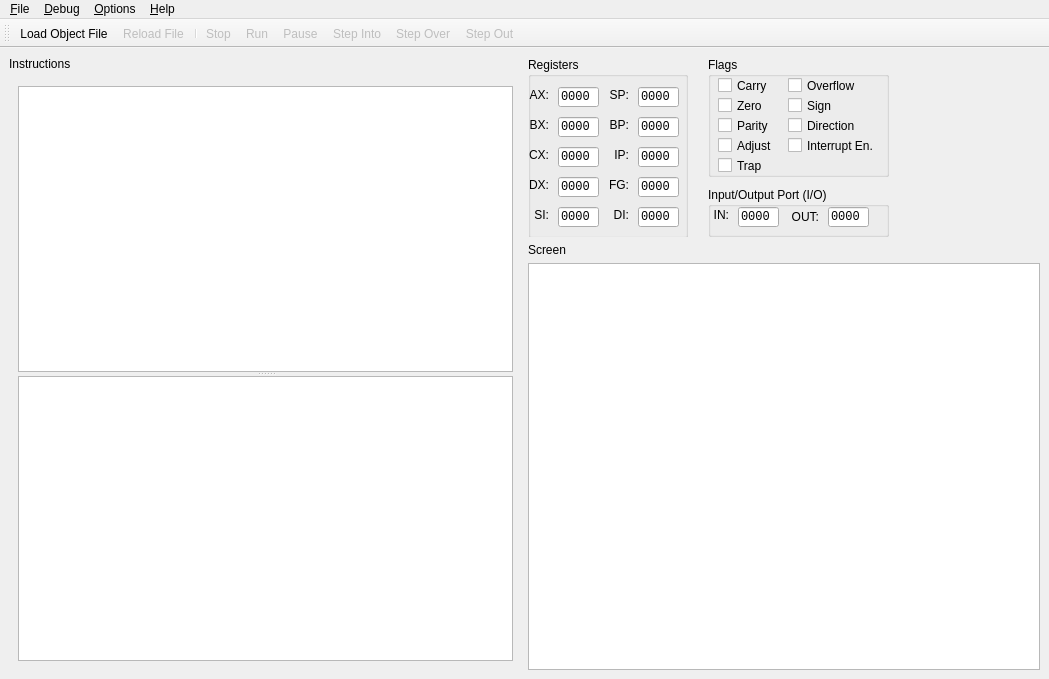
Old version of the form src/MemWnd.ui in the repository rdnelson/Libra.
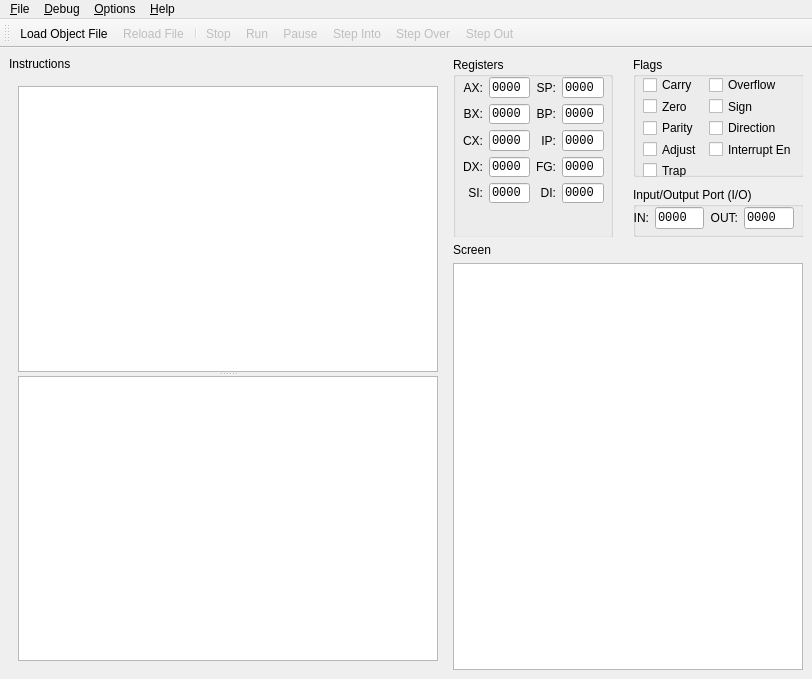
New version of the form. Icons and pictures are not drawn. Custom widgets are drawn as their Qt base class.

Commit message: Put registers and flags into grids to hopefully improve high DPI support

```diff
--- a/src/MemWnd.ui
+++ b/src/MemWnd.ui
@@ -6,7 +6,7 @@
    <rect>
     <x>0</x>
     <y>0</y>
-    <width>1049</width>
+    <width>802</width>
     <height>679</height>
    </rect>
   </property>
@@ -126,7 +126,7 @@
               </property>
               <property name="minimumSize">
                <size>
-                <width>485</width>
+                <width>420</width>
                 <height>0</height>
                </size>
               </property>
@@ -176,7 +176,7 @@
           </property>
           <property name="minimumSize">
            <size>
-            <width>375</width>
+            <width>350</width>
             <height>180</height>
            </size>
           </property>
@@ -213,15 +213,18 @@
            <property name="flat">
             <bool>true</bool>
            </property>
+           <widget class="QWidget" name="">
+            <property name="geometry">
+             <rect>
+              <x>10</x>
+              <y>20</y>
+              <width>141</width>
+              <height>126</height>
+             </rect>
+            </property>
+            <layout class="QGridLayout" name="gridLayout_2">
+             <item row="0" column="0">
            <widget class="QLabel" name="label_2">
-            <property name="geometry">
-             <rect>
-              <x>0</x>
-              <y>30</y>
-              <width>21</width>
-              <height>16</height>
-             </rect>
-            </property>
             <property name="text">
              <string>AX:</string>
             </property>
@@ -229,15 +232,37 @@
              <set>Qt::AlignRight|Qt::AlignTrailing|Qt::AlignVCenter</set>
             </property>
            </widget>
+             </item>
+             <item row="0" column="1">
            <widget class="QLineEdit" name="txtAX">
-            <property name="geometry">
-             <rect>
-              <x>30</x>
-              <y>30</y>
-              <width>41</width>
-              <height>20</height>
-             </rect>
-            </property>
+               <property name="font">
+                <font>
+                 <family>Courier New</family>
+                </font>
+               </property>
+               <property name="focusPolicy">
+                <enum>Qt::ClickFocus</enum>
+               </property>
+               <property name="text">
+                <string>0000</string>
+               </property>
+               <property name="readOnly">
+                <bool>false</bool>
+               </property>
+              </widget>
+             </item>
+             <item row="0" column="2">
+              <widget class="QLabel" name="label_7">
+               <property name="text">
+                <string>SP:</string>
+               </property>
+               <property name="alignment">
+                <set>Qt::AlignRight|Qt::AlignTrailing|Qt::AlignVCenter</set>
+               </property>
+              </widget>
+             </item>
+             <item row="0" column="3">
+              <widget class="QLineEdit" name="txtSP">
             <property name="font">
              <font>
               <family>Courier New</family>
@@ -253,15 +278,9 @@
              <bool>false</bool>
             </property>
            </widget>
+             </item>
+             <item row="1" column="0">
            <widget class="QLabel" name="label_3">
-            <property name="geometry">
-             <rect>
-              <x>0</x>
-              <y>60</y>
-              <width>21</width>
-              <height>16</height>
-             </rect>
-            </property>
             <property name="text">
              <string>BX:</string>
             </property>
@@ -269,15 +288,37 @@
              <set>Qt::AlignRight|Qt::AlignTrailing|Qt::AlignVCenter</set>
             </property>
            </widget>
+             </item>
+             <item row="1" column="1">
            <widget class="QLineEdit" name="txtBX">
-            <property name="geometry">
-             <rect>
-              <x>30</x>
-              <y>60</y>
-              <width>41</width>
-              <height>20</height>
-             </rect>
-            </property>
+               <property name="font">
+                <font>
+                 <family>Courier New</family>
+                </font>
+               </property>
+               <property name="focusPolicy">
+                <enum>Qt::ClickFocus</enum>
+               </property>
+               <property name="text">
+                <string>0000</string>
+               </property>
+               <property name="readOnly">
+                <bool>false</bool>
+               </property>
+              </widget>
+             </item>
+             <item row="1" column="2">
+              <widget class="QLabel" name="label_8">
+               <property name="text">
+                <string>BP:</string>
+               </property>
+               <property name="alignment">
+                <set>Qt::AlignRight|Qt::AlignTrailing|Qt::AlignVCenter</set>
+               </property>
+              </widget>
+             </item>
+             <item row="1" column="3">
+              <widget class="QLineEdit" name="txtBP">
             <property name="font">
              <font>
               <family>Courier New</family>
@@ -293,15 +334,9 @@
              <bool>false</bool>
             </property>
            </widget>
+             </item>
+             <item row="2" column="0">
            <widget class="QLabel" name="label_4">
-            <property name="geometry">
-             <rect>
-              <x>0</x>
-              <y>90</y>
-              <width>21</width>
-              <height>16</height>
-             </rect>
-            </property>
             <property name="text">
              <string>CX:</string>
             </property>
@@ -309,15 +344,37 @@
              <set>Qt::AlignRight|Qt::AlignTrailing|Qt::AlignVCenter</set>
             </property>
            </widget>
+             </item>
+             <item row="2" column="1">
            <widget class="QLineEdit" name="txtCX">
-            <property name="geometry">
-             <rect>
-              <x>30</x>
-              <y>90</y>
-              <width>41</width>
-              <height>20</height>
-             </rect>
-            </property>
+               <property name="font">
+                <font>
+                 <family>Courier New</family>
+                </font>
+               </property>
+               <property name="focusPolicy">
+                <enum>Qt::ClickFocus</enum>
+               </property>
+               <property name="text">
+                <string>0000</string>
+               </property>
+               <property name="readOnly">
+                <bool>false</bool>
+               </property>
+              </widget>
+             </item>
+             <item row="2" column="2">
+              <widget class="QLabel" name="label_9">
+               <property name="text">
+                <string>IP:</string>
+               </property>
+               <property name="alignment">
+                <set>Qt::AlignRight|Qt::AlignTrailing|Qt::AlignVCenter</set>
+               </property>
+              </widget>
+             </item>
+             <item row="2" column="3">
+              <widget class="QLineEdit" name="txtIP">
             <property name="font">
              <font>
               <family>Courier New</family>
@@ -333,15 +390,9 @@
              <bool>false</bool>
             </property>
            </widget>
+             </item>
+             <item row="3" column="0">
            <widget class="QLabel" name="label_5">
-            <property name="geometry">
-             <rect>
-              <x>0</x>
-              <y>120</y>
-              <width>21</width>
-              <height>16</height>
-             </rect>
-            </property>
             <property name="text">
              <string>DX:</string>
             </property>
@@ -349,15 +400,37 @@
              <set>Qt::AlignRight|Qt::AlignTrailing|Qt::AlignVCenter</set>
             </property>
            </widget>
+             </item>
+             <item row="3" column="1">
            <widget class="QLineEdit" name="txtDX">
-            <property name="geometry">
-             <rect>
-              <x>30</x>
-              <y>120</y>
-              <width>41</width>
-              <height>20</height>
-             </rect>
-            </property>
+               <property name="font">
+                <font>
+                 <family>Courier New</family>
+                </font>
+               </property>
+               <property name="focusPolicy">
+                <enum>Qt::ClickFocus</enum>
+               </property>
+               <property name="text">
+                <string>0000</string>
+               </property>
+               <property name="readOnly">
+                <bool>false</bool>
+               </property>
+              </widget>
+             </item>
+             <item row="3" column="2">
+              <widget class="QLabel" name="label_10">
+               <property name="text">
+                <string>FG:</string>
+               </property>
+               <property name="alignment">
+                <set>Qt::AlignRight|Qt::AlignTrailing|Qt::AlignVCenter</set>
+               </property>
+              </widget>
+             </item>
+             <item row="3" column="3">
+              <widget class="QLineEdit" name="txtFLAGS">
             <property name="font">
              <font>
               <family>Courier New</family>
@@ -373,15 +446,9 @@
              <bool>false</bool>
             </property>
            </widget>
+             </item>
+             <item row="4" column="0">
            <widget class="QLabel" name="label_6">
-            <property name="geometry">
-             <rect>
-              <x>0</x>
-              <y>150</y>
-              <width>21</width>
-              <height>16</height>
-             </rect>
-            </property>
             <property name="text">
              <string>SI:</string>
             </property>
@@ -389,15 +456,9 @@
              <set>Qt::AlignRight|Qt::AlignTrailing|Qt::AlignVCenter</set>
             </property>
            </widget>
+             </item>
+             <item row="4" column="1">
            <widget class="QLineEdit" name="txtSI">
-            <property name="geometry">
-             <rect>
-              <x>30</x>
-              <y>150</y>
-              <width>41</width>
-              <height>20</height>
-             </rect>
-            </property>
             <property name="font">
              <font>
               <family>Courier New</family>
@@ -413,199 +474,9 @@
              <bool>false</bool>
             </property>
            </widget>
-           <widget class="QLabel" name="label_7">
-            <property name="geometry">
-             <rect>
-              <x>80</x>
-              <y>30</y>
-              <width>21</width>
-              <height>16</height>
-             </rect>
-            </property>
-            <property name="text">
-             <string>SP:</string>
-            </property>
-            <property name="alignment">
-             <set>Qt::AlignRight|Qt::AlignTrailing|Qt::AlignVCenter</set>
-            </property>
-           </widget>
-           <widget class="QLineEdit" name="txtSP">
-            <property name="geometry">
-             <rect>
-              <x>110</x>
-              <y>30</y>
-              <width>41</width>
-              <height>20</height>
-             </rect>
-            </property>
-            <property name="font">
-             <font>
-              <family>Courier New</family>
-             </font>
-            </property>
-            <property name="focusPolicy">
-             <enum>Qt::ClickFocus</enum>
-            </property>
-            <property name="text">
-             <string>0000</string>
-            </property>
-            <property name="readOnly">
-             <bool>false</bool>
-            </property>
-           </widget>
-           <widget class="QLabel" name="label_8">
-            <property name="geometry">
-             <rect>
-              <x>80</x>
-              <y>60</y>
-              <width>21</width>
-              <height>16</height>
-             </rect>
-            </property>
-            <property name="text">
-             <string>BP:</string>
-            </property>
-            <property name="alignment">
-             <set>Qt::AlignRight|Qt::AlignTrailing|Qt::AlignVCenter</set>
-            </property>
-           </widget>
-           <widget class="QLineEdit" name="txtBP">
-            <property name="geometry">
-             <rect>
-              <x>110</x>
-              <y>60</y>
-              <width>41</width>
-              <height>20</height>
-             </rect>
-            </property>
-            <property name="font">
-             <font>
-              <family>Courier New</family>
-             </font>
-            </property>
-            <property name="focusPolicy">
-             <enum>Qt::ClickFocus</enum>
-            </property>
-            <property name="text">
-             <string>0000</string>
-            </property>
-            <property name="readOnly">
-             <bool>false</bool>
-            </property>
-           </widget>
-           <widget class="QLabel" name="label_9">
-            <property name="geometry">
-             <rect>
-              <x>80</x>
-              <y>90</y>
-              <width>21</width>
-              <height>16</height>
-             </rect>
-            </property>
-            <property name="text">
-             <string>IP:</string>
-            </property>
-            <property name="alignment">
-             <set>Qt::AlignRight|Qt::AlignTrailing|Qt::AlignVCenter</set>
-            </property>
-           </widget>
-           <widget class="QLineEdit" name="txtIP">
-            <property name="geometry">
-             <rect>
-              <x>110</x>
-              <y>90</y>
-              <width>41</width>
-              <height>20</height>
-             </rect>
-            </property>
-            <property name="font">
-             <font>
-              <family>Courier New</family>
-             </font>
-            </property>
-            <property name="focusPolicy">
-             <enum>Qt::ClickFocus</enum>
-            </property>
-            <property name="text">
-             <string>0000</string>
-            </property>
-            <property name="readOnly">
-             <bool>false</bool>
-            </property>
-           </widget>
-           <widget class="QLineEdit" name="txtFLAGS">
-            <property name="geometry">
-             <rect>
-              <x>110</x>
-              <y>120</y>
-              <width>41</width>
-              <height>20</height>
-             </rect>
-            </property>
-            <property name="font">
-             <font>
-              <family>Courier New</family>
-             </font>
-            </property>
-            <property name="focusPolicy">
-             <enum>Qt::ClickFocus</enum>
-            </property>
-            <property name="text">
-             <string>0000</string>
-            </property>
-            <property name="readOnly">
-             <bool>false</bool>
-            </property>
-           </widget>
-           <widget class="QLabel" name="label_10">
-            <property name="geometry">
-             <rect>
-              <x>80</x>
-              <y>120</y>
-              <width>21</width>
-              <height>16</height>
-             </rect>
-            </property>
-            <property name="text">
-             <string>FG:</string>
-            </property>
-            <property name="alignment">
-             <set>Qt::AlignRight|Qt::AlignTrailing|Qt::AlignVCenter</set>
-            </property>
-           </widget>
-           <widget class="QLineEdit" name="txtDI">
-            <property name="geometry">
-             <rect>
-              <x>110</x>
-              <y>150</y>
-              <width>41</width>
-              <height>20</height>
-             </rect>
-            </property>
-            <property name="font">
-             <font>
-              <family>Courier New</family>
-             </font>
-            </property>
-            <property name="focusPolicy">
-             <enum>Qt::ClickFocus</enum>
-            </property>
-            <property name="text">
-             <string>0000</string>
-            </property>
-            <property name="readOnly">
-             <bool>false</bool>
-            </property>
-           </widget>
+             </item>
+             <item row="4" column="2">
            <widget class="QLabel" name="label_11">
-            <property name="geometry">
-             <rect>
-              <x>80</x>
-              <y>150</y>
-              <width>21</width>
-              <height>16</height>
-             </rect>
-            </property>
             <property name="text">
              <string>DI:</string>
             </property>
@@ -613,13 +484,34 @@
              <set>Qt::AlignRight|Qt::AlignTrailing|Qt::AlignVCenter</set>
             </property>
            </widget>
+             </item>
+             <item row="4" column="3">
+              <widget class="QLineEdit" name="txtDI">
+               <property name="font">
+                <font>
+                 <family>Courier New</family>
+                </font>
+               </property>
+               <property name="focusPolicy">
+                <enum>Qt::ClickFocus</enum>
+               </property>
+               <property name="text">
+                <string>0000</string>
+               </property>
+               <property name="readOnly">
+                <bool>false</bool>
+               </property>
+              </widget>
+             </item>
+            </layout>
+           </widget>
           </widget>
           <widget class="QGroupBox" name="groupBox">
            <property name="geometry">
             <rect>
              <x>180</x>
              <y>130</y>
-             <width>181</width>
+             <width>171</width>
              <height>50</height>
             </rect>
            </property>
@@ -641,31 +533,18 @@
            <property name="flat">
             <bool>true</bool>
            </property>
-           <widget class="QLabel" name="label_13">
+           <widget class="QWidget" name="">
             <property name="geometry">
              <rect>
-              <x>80</x>
+              <x>0</x>
               <y>20</y>
-              <width>31</width>
-              <height>20</height>
+              <width>161</width>
+              <height>22</height>
              </rect>
             </property>
-            <property name="text">
-             <string>OUT:</string>
-            </property>
-            <property name="alignment">
-             <set>Qt::AlignRight|Qt::AlignTrailing|Qt::AlignVCenter</set>
-            </property>
-           </widget>
+            <layout class="QGridLayout" name="gridLayout_4">
+             <item row="0" column="0">
            <widget class="QLabel" name="label_12">
-            <property name="geometry">
-             <rect>
-              <x>0</x>
-              <y>20</y>
-              <width>21</width>
-              <height>16</height>
-             </rect>
-            </property>
             <property name="text">
              <string>IN:</string>
             </property>
@@ -673,15 +552,9 @@
              <set>Qt::AlignRight|Qt::AlignTrailing|Qt::AlignVCenter</set>
             </property>
            </widget>
+             </item>
+             <item row="0" column="1">
            <widget class="QLineEdit" name="txtIN">
-            <property name="geometry">
-             <rect>
-              <x>30</x>
-              <y>20</y>
-              <width>41</width>
-              <height>20</height>
-             </rect>
-            </property>
             <property name="font">
              <font>
               <family>Courier New</family>
@@ -697,15 +570,19 @@
              <bool>false</bool>
             </property>
            </widget>
+             </item>
+             <item row="0" column="2">
+              <widget class="QLabel" name="label_13">
+               <property name="text">
+                <string>OUT:</string>
+               </property>
+               <property name="alignment">
+                <set>Qt::AlignRight|Qt::AlignTrailing|Qt::AlignVCenter</set>
+               </property>
+              </widget>
+             </item>
+             <item row="0" column="3">
            <widget class="QLineEdit" name="txtOUT">
-            <property name="geometry">
-             <rect>
-              <x>120</x>
-              <y>20</y>
-              <width>41</width>
-              <height>20</height>
-             </rect>
-            </property>
             <property name="font">
              <font>
               <family>Courier New</family>
@@ -720,6 +597,9 @@
             <property name="readOnly">
              <bool>false</bool>
             </property>
+              </widget>
+             </item>
+            </layout>
            </widget>
           </widget>
           <widget class="QGroupBox" name="grpFlags">
@@ -727,7 +607,7 @@
             <rect>
              <x>180</x>
              <y>0</y>
-             <width>181</width>
+             <width>171</width>
              <height>120</height>
             </rect>
            </property>
@@ -749,122 +629,80 @@
            <property name="flat">
             <bool>true</bool>
            </property>
+           <widget class="QWidget" name="">
+            <property name="geometry">
+             <rect>
+              <x>10</x>
+              <y>20</y>
+              <width>148</width>
+              <height>101</height>
+             </rect>
+            </property>
+            <layout class="QGridLayout" name="gridLayout_3">
+             <item row="0" column="0">
            <widget class="QCheckBox" name="chkCarry">
-            <property name="geometry">
-             <rect>
-              <x>10</x>
-              <y>20</y>
-              <width>71</width>
-              <height>17</height>
-             </rect>
-            </property>
             <property name="text">
              <string>Carry</string>
             </property>
            </widget>
+             </item>
+             <item row="0" column="1">
            <widget class="QCheckBox" name="chkOverflow">
-            <property name="geometry">
-             <rect>
-              <x>80</x>
-              <y>20</y>
-              <width>81</width>
-              <height>17</height>
-             </rect>
-            </property>
             <property name="text">
              <string>Overflow</string>
             </property>
            </widget>
+             </item>
+             <item row="1" column="0">
            <widget class="QCheckBox" name="chkZero">
-            <property name="geometry">
-             <rect>
-              <x>10</x>
-              <y>40</y>
-              <width>71</width>
-              <height>17</height>
-             </rect>
-            </property>
             <property name="text">
              <string>Zero</string>
             </property>
            </widget>
+             </item>
+             <item row="1" column="1">
            <widget class="QCheckBox" name="chkSign">
-            <property name="geometry">
-             <rect>
-              <x>80</x>
-              <y>40</y>
-              <width>71</width>
-              <height>17</height>
-             </rect>
-            </property>
             <property name="text">
              <string>Sign</string>
             </property>
            </widget>
+             </item>
+             <item row="2" column="0">
            <widget class="QCheckBox" name="chkParity">
-            <property name="geometry">
-             <rect>
-              <x>10</x>
-              <y>60</y>
-              <width>71</width>
-              <height>17</height>
-             </rect>
-            </property>
             <property name="text">
              <string>Parity</string>
             </property>
            </widget>
+             </item>
+             <item row="2" column="1">
+              <widget class="QCheckBox" name="chkDirection">
+               <property name="text">
+                <string>Direction</string>
+               </property>
+              </widget>
+             </item>
+             <item row="3" column="0">
            <widget class="QCheckBox" name="chkAdjust">
-            <property name="geometry">
-             <rect>
-              <x>10</x>
-              <y>80</y>
-              <width>71</width>
-              <height>17</height>
-             </rect>
-            </property>
             <property name="text">
              <string>Adjust</string>
             </property>
            </widget>
-           <widget class="QCheckBox" name="chkTrap">
-            <property name="geometry">
-             <rect>
-              <x>10</x>
-              <y>100</y>
-              <width>71</width>
-              <height>17</height>
-             </rect>
-            </property>
-            <property name="text">
-             <string>Trap</string>
-            </property>
-           </widget>
+             </item>
+             <item row="3" column="1">
            <widget class="QCheckBox" name="chkInterrupt">
-            <property name="geometry">
-             <rect>
-              <x>80</x>
-              <y>80</y>
-              <width>101</width>
-              <height>17</height>
-             </rect>
-            </property>
             <property name="text">
              <string>Interrupt En.</string>
             </property>
            </widget>
-           <widget class="QCheckBox" name="chkDirection">
-            <property name="geometry">
-             <rect>
-              <x>80</x>
-              <y>60</y>
-              <width>81</width>
-              <height>17</height>
-             </rect>
-            </property>
+             </item>
+             <item row="4" column="0">
+              <widget class="QCheckBox" name="chkTrap">
             <property name="text">
-             <string>Direction</string>
-            </property>
+                <string>Trap</string>
+               </property>
+              </widget>
+             </item>
+            </layout>
            </widget>
           </widget>
          </widget>
@@ -928,8 +766,8 @@
     <rect>
      <x>0</x>
      <y>0</y>
-     <width>1049</width>
-     <height>22</height>
+     <width>802</width>
+     <height>21</height>
     </rect>
    </property>
    <widget class="QMenu" name="menuFile">
```
Left out of the diff: 2 changed lines with no effect on the pictures. Lines whose indentation alone changed are shown as unchanged.
